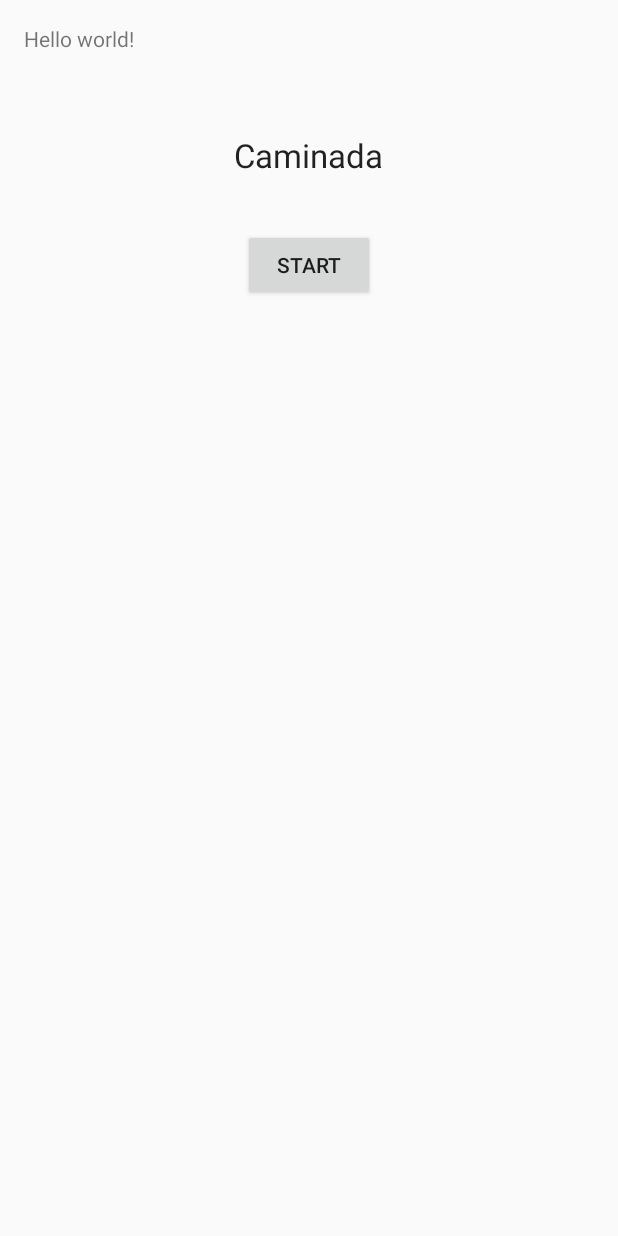
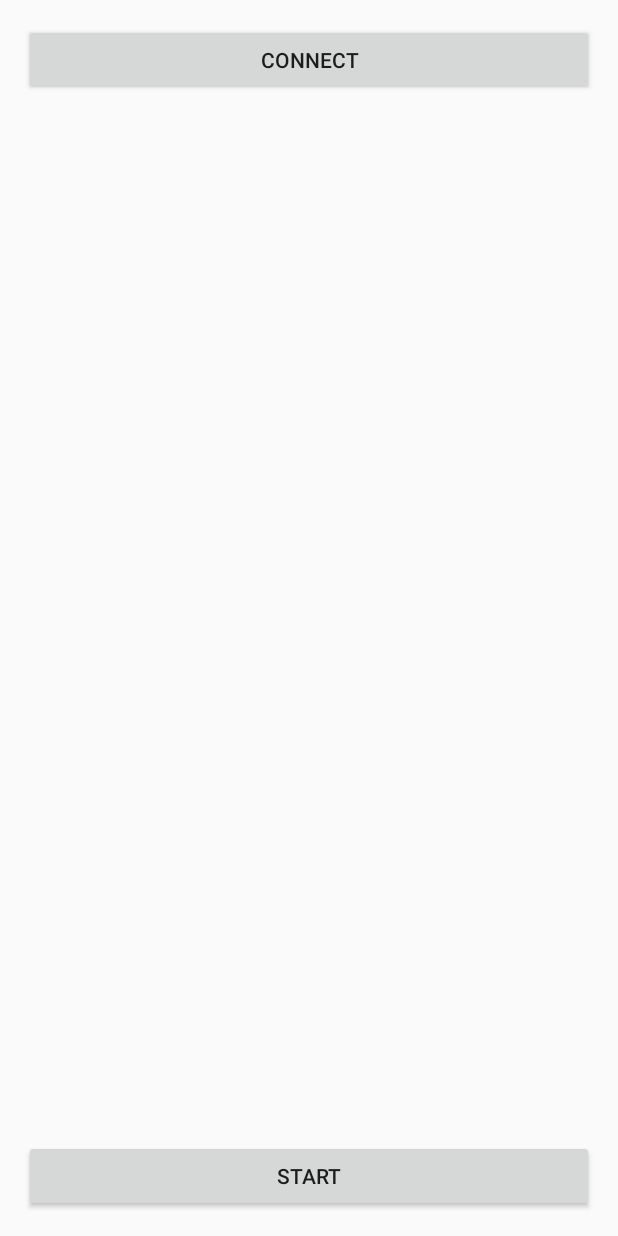
Before and after one commit to aleixfargas/EpsemWalkingHealth, an Android app: the layout activity_main.xml on its own in the app's theme, with its tools: preview values and no code run, on a phone screen of 412 x 824 dp. Run offline under Robolectric (Android 15) with nearby library versions, the phone set to English and light mode, and no system bars.

Commit message:
botons i logo

```diff
--- a/app/src/main/AndroidManifest.xml
+++ b/app/src/main/AndroidManifest.xml
@@ -4,7 +4,7 @@
 
     <application
         android:allowBackup="true"
-        android:icon="@mipmap/EpsemWalkingHealth_ico"
+        android:icon="@mipmap/icon"
         android:label="@string/app_name"
         android:theme="@style/AppTheme" >
         <activity
--- a/app/src/main/java/epsem/walkinghealth/MainActivity.java
+++ b/app/src/main/java/epsem/walkinghealth/MainActivity.java
@@ -4,6 +4,8 @@ import android.support.v7.app.AppCompatActivity;
 import android.os.Bundle;
 import android.view.Menu;
 import android.view.MenuItem;
+import android.view.View;
+import android.widget.Button;
 
 public class MainActivity extends AppCompatActivity {
 
@@ -35,3 +37,26 @@ public class MainActivity extends AppCompatActivity {
         return super.onOptionsItemSelected(item);
     }
 }
+
+private Button btnConnect;//btnStartStop
+
+@Override
+public void onCreate(Bundle savedInstanceState) {
+
+    super.onCreate(savedInstanceState);
+    setContentView(R.layout.activity_main);
+    btnConnect = (Button) findViewById(R.id.connect);
+//    btnStartStop = (Button) findViewById(R.id.startstop);
+
+    btnConnect.setOnClickListener(new View.OnClickListener() {
+        @Override
+        public void onClick(View v) {
+            if (btnConnect.getText().equals("Connect")) {
+                btnConnect.setText("Disconnect");
+            }
+            else{
+                btnConnect.setText("Connect");
+            }
+        }
+    });
+}
--- a/app/src/main/res/layout/activity_main.xml
+++ b/app/src/main/res/layout/activity_main.xml
@@ -3,29 +3,34 @@
     android:layout_height="match_parent" android:paddingLeft="@dimen/activity_horizontal_margin"
     android:paddingRight="@dimen/activity_horizontal_margin"
     android:paddingTop="@dimen/activity_vertical_margin"
-    android:paddingBottom="@dimen/activity_vertical_margin" tools:context=".MainActivity">
-
-    <TextView android:text="@string/hello_world" android:layout_width="wrap_content"
-        android:layout_height="wrap_content"
-        android:id="@+id/textView" />
+    android:paddingBottom="@dimen/activity_vertical_margin" tools:context=".MainActivity"
+    android:weightSum="1"
+    android:id="@+id/layout">
 
     <Button
-        android:layout_width="wrap_content"
+        android:layout_width="match_parent"
         android:layout_height="wrap_content"
         android:text="Start"
-        android:id="@+id/button"
-        android:layout_below="@+id/textView"
-        android:layout_centerHorizontal="true"
-        android:layout_marginTop="117dp" />
+        android:id="@+id/startstop"
+        android:layout_weight="0.1"
+        android:layout_alignParentBottom="true"
+        android:layout_alignParentStart="true" />
 
-    <TextView
-        android:layout_width="wrap_content"
+    <Button
+        android:layout_width="match_parent"
         android:layout_height="wrap_content"
-        android:textAppearance="?android:attr/textAppearanceLarge"
-        android:text="Caminada"
-        android:id="@+id/textView2"
-        android:layout_below="@+id/textView"
-        android:layout_centerHorizontal="true"
-        android:layout_marginTop="53dp" />
+        android:text="Connect"
+        android:id="@+id/connect"
+        android:layout_weight="0.1"
+        android:layout_alignParentTop="true"
+        android:layout_alignParentEnd="true" />
+
+    <LinearLayout
+        android:orientation="horizontal"
+        android:layout_width="match_parent"
+        android:layout_height="match_parent"
+        android:layout_below="@+id/button"
+        android:layout_alignParentStart="true"
+        android:layout_above="@+id/startstop"></LinearLayout>
 
 </RelativeLayout>
```
Also changed, not shown: 39 other files.
